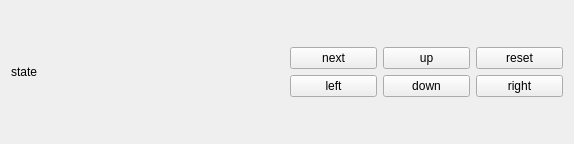
Before: the Qt Designer form GUI/UI/modbus.ui in lidingke/fiberGeometry, drawn with Qt 5.
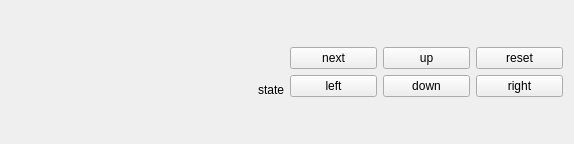
After: the same form once the commit is applied.

```diff
--- a/GUI/UI/modbus.ui
+++ b/GUI/UI/modbus.ui
@@ -21,6 +21,9 @@
        <property name="text">
         <string>state</string>
        </property>
+       <property name="alignment">
+        <set>Qt::AlignBottom|Qt::AlignRight|Qt::AlignTrailing</set>
+       </property>
       </widget>
      </item>
      <item>
```
